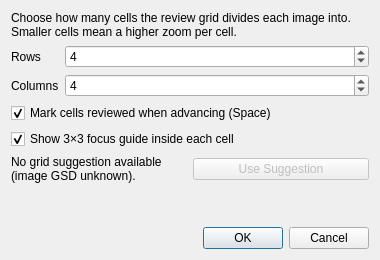
Old version of the form resources/views/images/viewer/GridReviewDialog.ui in the repository MEJOR-Technologies/automated-drone-image-analysis-tool.
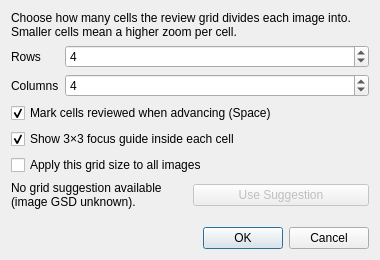
New version of the form.

Commit message: feat: apply grid review size to the whole dataset

Patch:
```diff
--- a/resources/views/images/viewer/GridReviewDialog.ui
+++ b/resources/views/images/viewer/GridReviewDialog.ui
@@ -91,6 +91,16 @@
      </property>
     </widget>
    </item>
+   <item>
+    <widget class="QCheckBox" name="applyAllCheckBox">
+     <property name="toolTip">
+      <string>Apply the chosen rows and columns to every image in this dataset, not just the current one. Images you have already started reviewing keep their progress unless you confirm a reset.</string>
+     </property>
+     <property name="text">
+      <string>Apply this grid size to all images</string>
+     </property>
+    </widget>
+   </item>
    <item>
     <layout class="QHBoxLayout" name="suggestionLayout">
      <item>
```
The commit also changes 6 other files.
